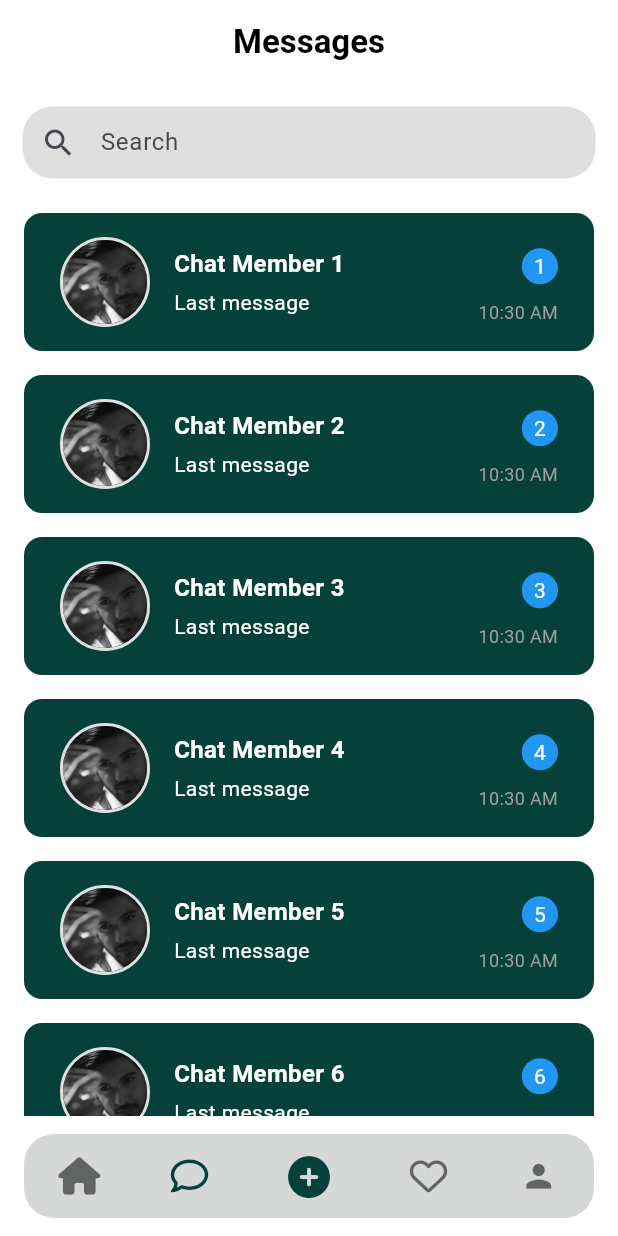
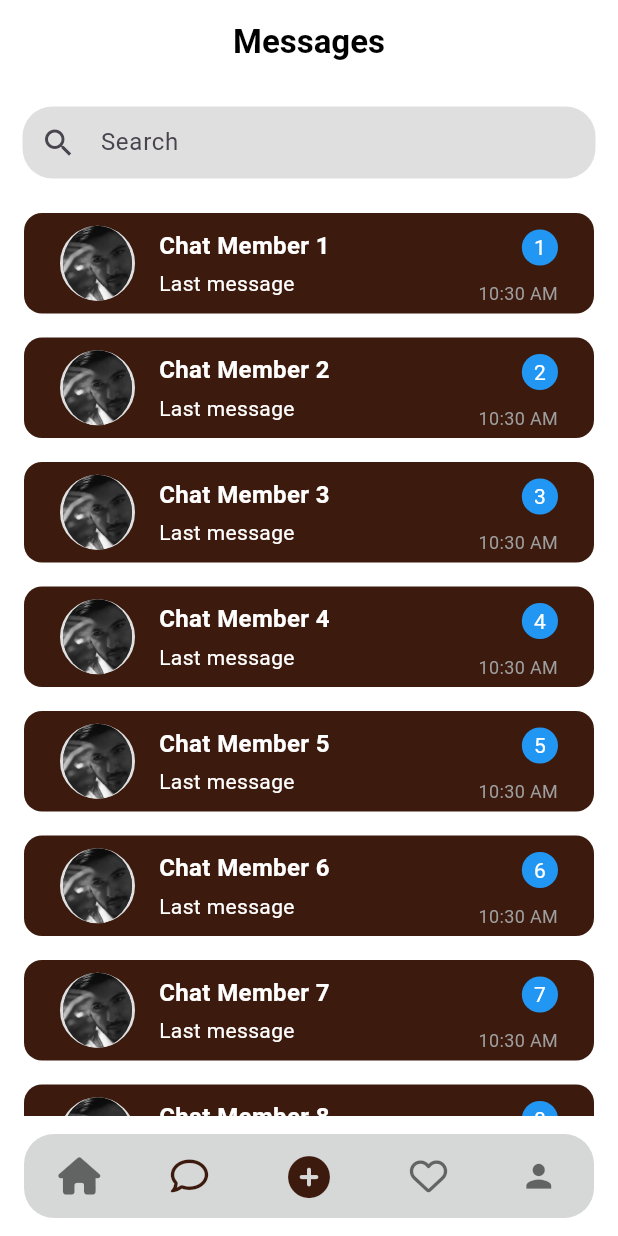
Before and after one commit to shibilharoon/sellr, a Flutter app: the BottomBar screen opened directly, item 2 of the bottom bar chosen, on a phone screen of 412 x 824 dp. Run offline on Flutter 3.47's test engine with Material 3 defaults, Android fonts, the light colour scheme and no system bars; our stand-ins replace cloud_firestore, country_picker, firebase_auth, firebase_core, firebase_storage, font_awesome_flutter and 3 more; accounts and stored records are empty.

Commit message:
partial commit

```diff
--- a/lib/main.dart
+++ b/lib/main.dart
@@ -6,6 +6,8 @@ import 'package:sellr_app/controller/firestore_provider.dart';
 import 'package:sellr_app/controller/image_provider.dart';
 import 'package:sellr_app/firebase_options.dart';
 import 'package:sellr_app/view/auth_gate.dart';
+import 'package:sellr_app/view/bottombar.dart';
+import 'package:sellr_app/view/home_page.dart';
 
 void main(List<String> args) async {
   WidgetsFlutterBinding.ensureInitialized();
@@ -27,7 +29,7 @@ class MyApp extends StatelessWidget {
         ChangeNotifierProvider(create: ((context) => ImageProviders())),
       ],
       child: const MaterialApp(
-          debugShowCheckedModeBanner: false, home: AuthGate()),
+          debugShowCheckedModeBanner: false, home: BottomBar()),
     );
   }
 }
--- a/lib/view/add_product.dart
+++ b/lib/view/add_product.dart
@@ -157,7 +157,7 @@ class _ProductAddingPageState extends State<ProductAddingPage> {
                 addProduct(context);
               },
               style: ElevatedButton.styleFrom(
-                backgroundColor: const Color.fromARGB(255, 5, 65, 58),
+                backgroundColor: Color.fromARGB(255, 60, 27, 14),
                 shape: RoundedRectangleBorder(
                   borderRadius: BorderRadius.circular(10),
                 ),
--- a/lib/view/bottombar.dart
+++ b/lib/view/bottombar.dart
@@ -70,7 +70,7 @@ class _BottomBarState extends State<BottomBar> {
           icon,
           size: 25,
           color: _currentIndex == index
-              ? const Color.fromARGB(255, 5, 65, 58)
+              ? Color.fromARGB(255, 60, 27, 14)
               : Colors.black54,
         ),
       ),
@@ -87,11 +87,8 @@ class _BottomBarState extends State<BottomBar> {
       child: SizedBox(
         width: MediaQuery.of(context).size.width / 5,
         height: 60,
-        child: const Icon(
-          FontAwesomeIcons.circlePlus,
-          size: 28,
-          color: Color.fromARGB(255, 5, 65, 58),
-        ),
+        child: const Icon(FontAwesomeIcons.circlePlus,
+            size: 28, color: Color.fromARGB(255, 60, 27, 14)),
       ),
     );
   }
--- a/lib/view/chat_home.dart
+++ b/lib/view/chat_home.dart
@@ -10,7 +10,7 @@ class ChatHome extends StatefulWidget {
 }
 
 class _ChatHomeState extends State<ChatHome> {
-    ProductModel? product;
+  ProductModel? product;
 
   final TextEditingController _searchController = TextEditingController();
 
@@ -58,23 +58,25 @@ class _ChatHomeState extends State<ChatHome> {
                 return GestureDetector(
                   onTap: () {
                     Navigator.of(context).push(MaterialPageRoute(
-                        builder: ((context) =>  ChatScreen(productModel:product!,))));
+                        builder: ((context) => ChatScreen(
+                              productModel: product!,
+                            ))));
                   },
                   child: Container(
-                    padding: const EdgeInsets.symmetric(
-                        vertical: 16, horizontal: 24),
+                    padding:
+                        const EdgeInsets.symmetric(vertical: 5, horizontal: 24),
                     margin:
                         const EdgeInsets.symmetric(vertical: 8, horizontal: 16),
                     decoration: BoxDecoration(
-                      color: const Color.fromARGB(255, 5, 65, 58),
+                      color: Color.fromARGB(255, 60, 27, 14),
                       borderRadius: BorderRadius.circular(12),
                     ),
                     child: Row(
                       crossAxisAlignment: CrossAxisAlignment.center,
                       children: [
                         Container(
-                          height: 60,
-                          width: 60,
+                          height: 54,
+                          width: 50,
                           decoration: BoxDecoration(
                             shape: BoxShape.circle,
                             border: Border.all(
--- a/lib/view/chat_screen.dart
+++ b/lib/view/chat_screen.dart
@@ -31,9 +31,9 @@ class _ChatScreenState extends State<ChatScreen> {
   @override
   Widget build(BuildContext context) {
     return Scaffold(
-      backgroundColor: Color.fromARGB(255, 15, 62, 60),
+      backgroundColor: Color.fromARGB(255, 60, 27, 14),
       appBar: AppBar(
-        backgroundColor: Color.fromARGB(255, 15, 62, 60),
+        backgroundColor: Color.fromARGB(255, 60, 27, 14),
         title: Text("${widget.productModel.sellerName}",
             style: TextStyle(
                 fontWeight: FontWeight.bold,
--- a/lib/view/details.dart
+++ b/lib/view/details.dart
@@ -129,7 +129,7 @@ class _ProductDetailsPageState extends State<ProductDetailsPage> {
                   ));
                 },
                 style: ElevatedButton.styleFrom(
-                  backgroundColor: const Color.fromARGB(255, 5, 65, 58),
+                  backgroundColor: Color.fromARGB(255, 60, 27, 14),
                   textStyle: const TextStyle(fontSize: 16),
                 ),
                 child: const Text(
--- a/lib/view/favorites.dart
+++ b/lib/view/favorites.dart
@@ -48,7 +48,7 @@ class _FavoriteItemListPageState extends State<FavoriteItemListPage> {
                       ));
                 },
                 child: Card(
-                  color: Color.fromARGB(255, 5, 65, 58),
+                  color: Color.fromARGB(255, 60, 27, 14),
                   elevation: 4,
                   shape: RoundedRectangleBorder(
                     borderRadius: BorderRadius.circular(12),
@@ -60,8 +60,8 @@ class _FavoriteItemListPageState extends State<FavoriteItemListPage> {
                       crossAxisAlignment: CrossAxisAlignment.start,
                       children: [
                         Container(
-                          width: 100,
-                          height: 100,
+                          width: 80,
+                          height: 80,
                           decoration: BoxDecoration(
                             borderRadius: BorderRadius.circular(8),
                             boxShadow: [
```
Also changed, not shown: lib/view/home_page.dart (+6 -6 lines), pubspec.lock.
